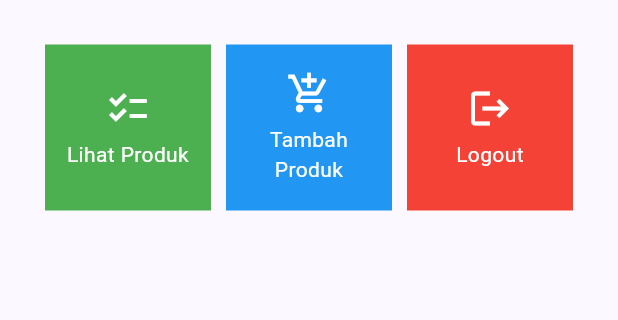
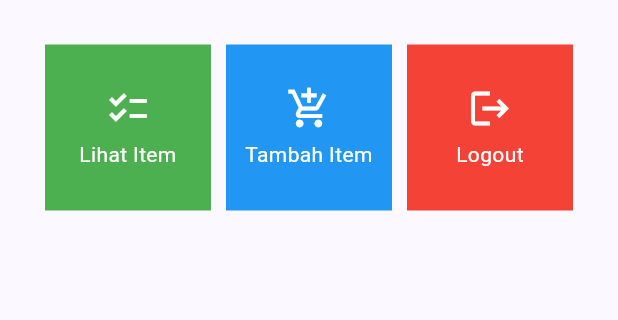
Before and after one commit to clarista/stokbox-mobile, a Flutter app: the screen it shows after launch, on a phone screen of 412 x 824 dp, the part 179-499 px from its top. Run offline on Flutter 3.47's test engine with Material 2 defaults, Android fonts, the phone set to English and light mode, and no system bars.

Commit message:
selesai mengerjakan tugas 7

```diff
--- a/lib/menu.dart
+++ b/lib/menu.dart
@@ -8,8 +8,8 @@
 class MyHomePage extends StatelessWidget {
     MyHomePage({Key? key}) : super(key: key);
     final List<ShopItem> items = [
-    ShopItem("Lihat Produk", Icons.checklist),
-    ShopItem("Tambah Produk", Icons.add_shopping_cart),
+    ShopItem("Lihat Item", Icons.checklist),
+    ShopItem("Tambah Item", Icons.add_shopping_cart),
     ShopItem("Logout", Icons.logout),
 ];
     @override
@@ -81,9 +81,9 @@
   const ShopCard(this.item, {super.key}); // Constructor
 
   Color getButtonColor() {
-    if (item.name == "Lihat Produk") {
+    if (item.name == "Lihat Item") {
       return Colors.green;
-    } else if (item.name == "Tambah Produk") {
+    } else if (item.name == "Tambah Item") {
       return Colors.blue;
     } else if (item.name == "Logout") {
       return Colors.red;
```
Also changed, not shown: 1 other file.
